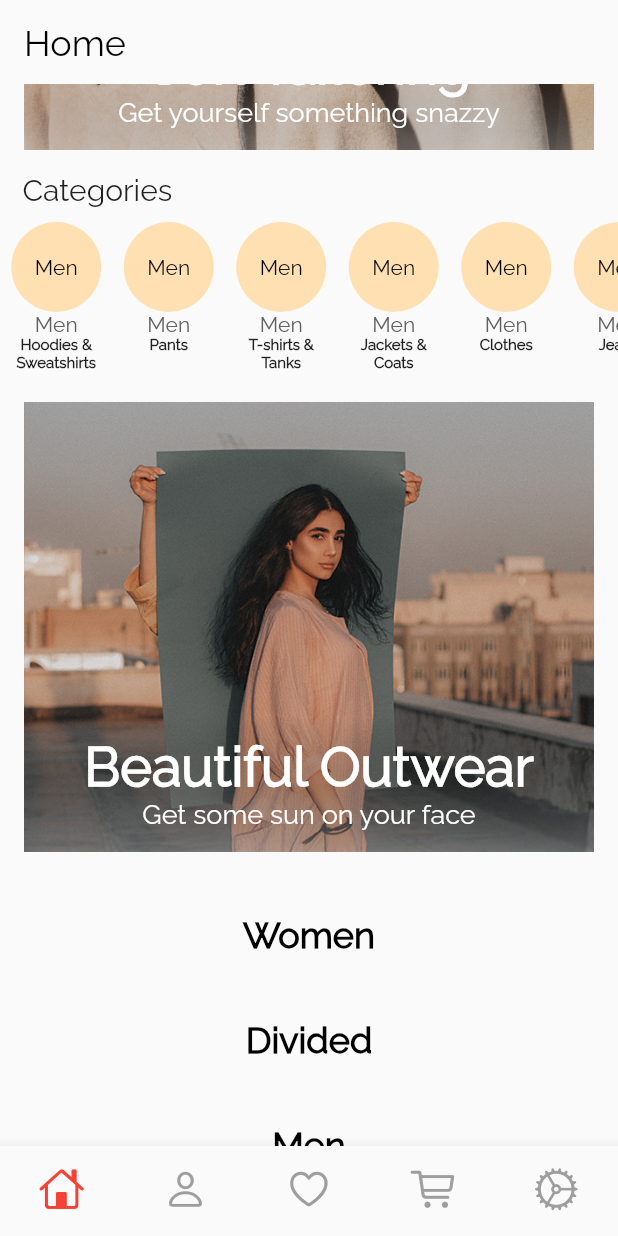
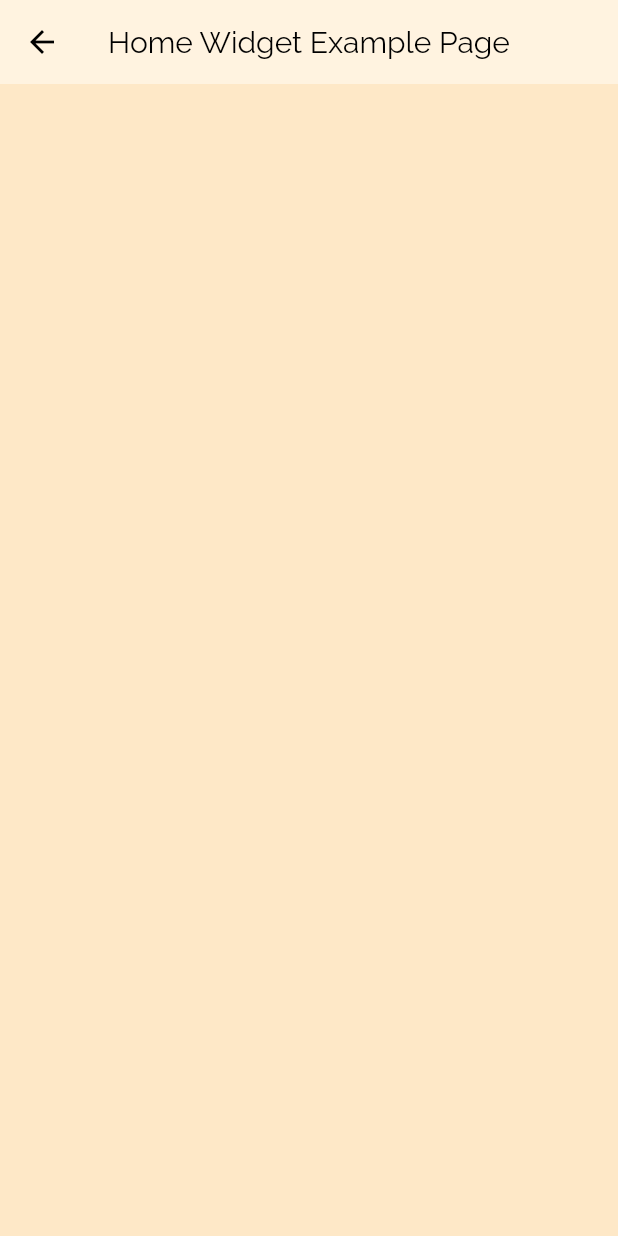
Before and after one commit to xamata/flutter_GraphQL_test, a Flutter app: the screen it shows after launch, scrolled down 576 dp, after a tap on "Soft Tailoring", on a phone screen of 412 x 824 dp. Run offline on Flutter 3.47's test engine with Material 2 defaults, Android fonts, the phone set to English and light mode, and no system bars; our stand-ins replace email_validator, graphql_flutter.

Commit message:
Created mock navigator pages for the Home screen buttons

```diff
--- a/lib/home_page.dart
+++ b/lib/home_page.dart
@@ -47,7 +47,12 @@ class _HomePageState extends State<HomePage> {
       height: 300,
       color: Colors.transparent,
       child: ElevatedButton(
-        onPressed: () {},
+        onPressed: () {
+          Navigator.of(context).push(
+            MaterialPageRoute(
+                builder: (BuildContext context) => HomeWidgetExamplePage()),
+          );
+        },
         child: Stack(
           children: [
             const Image(
@@ -62,7 +67,7 @@ class _HomePageState extends State<HomePage> {
                 gradient: LinearGradient(
                   begin: Alignment.topCenter,
                   end: Alignment.bottomCenter,
-                  stops: [0.7, 1],
+                  stops: const [0.7, 1],
                   colors: [
                     Colors.transparent,
                     Colors.grey.withOpacity(0.5),
@@ -74,7 +79,7 @@ class _HomePageState extends State<HomePage> {
                 child: Column(
                   mainAxisAlignment: MainAxisAlignment.end,
                   crossAxisAlignment: CrossAxisAlignment.center,
-                  children: [
+                  children: const [
                     Text("Comfortably Styling",
                         style: TextStyle(
                             color: Colors.white,
@@ -103,7 +108,12 @@ class _HomePageState extends State<HomePage> {
       height: 300,
       color: Colors.transparent,
       child: ElevatedButton(
-        onPressed: () {},
+        onPressed: () {
+          Navigator.of(context).push(
+            MaterialPageRoute(
+                builder: (BuildContext context) => HomeWidgetExamplePage()),
+          );
+        },
         child: Stack(
           children: [
             Image(
@@ -118,7 +128,7 @@ class _HomePageState extends State<HomePage> {
                 gradient: LinearGradient(
                   begin: Alignment.topCenter,
                   end: Alignment.bottomCenter,
-                  stops: [0.7, 1],
+                  stops: const [0.7, 1],
                   colors: [
                     Colors.transparent,
                     Colors.grey.withOpacity(0.5),
@@ -130,7 +140,7 @@ class _HomePageState extends State<HomePage> {
                 child: Column(
                   mainAxisAlignment: MainAxisAlignment.end,
                   crossAxisAlignment: CrossAxisAlignment.center,
-                  children: [
+                  children: const [
                     Text("Soft Tailoring",
                         style: TextStyle(
                             color: Colors.white,
@@ -279,7 +289,13 @@ class _HomePageState extends State<HomePage> {
                   SizedBox(
                     height: 60,
                     child: ElevatedButton(
-                      onPressed: () {},
+                      onPressed: () {
+                        Navigator.of(context).push(
+                          MaterialPageRoute(
+                              builder: (BuildContext context) =>
+                                  MagazineExamplePage()),
+                        );
+                      },
                       child: const Text("Men"),
                     ),
                   ),
@@ -339,7 +355,13 @@ class _HomePageState extends State<HomePage> {
                   SizedBox(
                     height: 60,
                     child: ElevatedButton(
-                      onPressed: () {},
+                      onPressed: () {
+                        Navigator.of(context).push(
+                          MaterialPageRoute(
+                              builder: (BuildContext context) =>
+                                  MagazineExamplePage()),
+                        );
+                      },
                       child: const Text("Men"),
                     ),
                   ),
@@ -373,7 +395,12 @@ class _HomePageState extends State<HomePage> {
       height: 300,
       color: Colors.transparent,
       child: ElevatedButton(
-        onPressed: () {},
+        onPressed: () {
+          Navigator.of(context).push(
+            MaterialPageRoute(
+                builder: (BuildContext context) => HomeWidgetExamplePage()),
+          );
+        },
         child: Stack(
           children: [
             Image(
@@ -388,7 +415,7 @@ class _HomePageState extends State<HomePage> {
                 gradient: LinearGradient(
                   begin: Alignment.topCenter,
                   end: Alignment.bottomCenter,
-                  stops: [0.7, 1],
+                  stops: const [0.7, 1],
                   colors: [
                     Colors.transparent,
                     Colors.grey.withOpacity(0.5),
@@ -400,7 +427,7 @@ class _HomePageState extends State<HomePage> {
                 child: Column(
                   mainAxisAlignment: MainAxisAlignment.end,
                   crossAxisAlignment: CrossAxisAlignment.center,
-                  children: [
+                  children: const [
                     Text("Beautiful Outwear",
                         style: TextStyle(
                             color: Colors.white,
@@ -603,7 +630,12 @@ class _HomePageState extends State<HomePage> {
       height: 300,
       color: Colors.transparent,
       child: ElevatedButton(
-        onPressed: () {},
+        onPressed: () {
+          Navigator.of(context).push(
+            MaterialPageRoute(
+                builder: (BuildContext context) => HomeWidgetExamplePage()),
+          );
+        },
         child: Stack(
           children: [
             Image(
@@ -618,7 +650,7 @@ class _HomePageState extends State<HomePage> {
                 gradient: LinearGradient(
                   begin: Alignment.topCenter,
                   end: Alignment.bottomCenter,
-                  stops: [0.7, 1],
+                  stops: const [0.7, 1],
                   colors: [
                     Colors.transparent,
                     Colors.grey.withOpacity(0.6),
@@ -630,7 +662,7 @@ class _HomePageState extends State<HomePage> {
                 child: Column(
                   mainAxisAlignment: MainAxisAlignment.end,
                   crossAxisAlignment: CrossAxisAlignment.center,
-                  children: [
+                  children: const [
                     Text("Find your style",
                         style: TextStyle(
                             color: Colors.white,
@@ -659,7 +691,12 @@ class _HomePageState extends State<HomePage> {
       height: 300,
       color: Colors.transparent,
       child: ElevatedButton(
-        onPressed: () {},
+        onPressed: () {
+          Navigator.of(context).push(
+            MaterialPageRoute(
+                builder: (BuildContext context) => HomeWidgetExamplePage()),
+          );
+        },
         child: Stack(
           children: [
             Image(
@@ -674,7 +711,7 @@ class _HomePageState extends State<HomePage> {
                 gradient: LinearGradient(
                   begin: Alignment.topCenter,
                   end: Alignment.bottomCenter,
-                  stops: [0.7, 1],
+                  stops: const [0.7, 1],
                   colors: [
                     Colors.transparent,
                     Colors.grey.withOpacity(0.5),
@@ -687,7 +724,7 @@ class _HomePageState extends State<HomePage> {
                   child: Column(
                     mainAxisAlignment: MainAxisAlignment.end,
                     crossAxisAlignment: CrossAxisAlignment.center,
-                    children: [
+                    children: const [
                       Text("Peace of Mind",
                           style: TextStyle(
                               color: Colors.white,
@@ -733,7 +770,7 @@ class _HomePageState extends State<HomePage> {
           ElevatedButton(
             onPressed: () {
               Navigator.of(context).push(MaterialPageRoute(
-                  builder: (context) => const MagzineExamplePage()));
+                  builder: (context) => const MagazineExamplePage()));
             },
             style: ElevatedButton.styleFrom(
               primary: Colors.transparent,
@@ -743,8 +780,8 @@ class _HomePageState extends State<HomePage> {
               elevation: 0,
             ),
             child: Stack(
-              children: [
-                const Image(
+              children: const [
+                Image(
                   width: 400,
                   height: 300,
                   image: AssetImage("images/home_page_mag_1.jpeg"),
@@ -758,7 +795,7 @@ class _HomePageState extends State<HomePage> {
           ElevatedButton(
             onPressed: () {
               Navigator.of(context).push(MaterialPageRoute(
-                  builder: (context) => const MagzineExamplePage()));
+                  builder: (context) => const MagazineExamplePage()));
             },
             style: ElevatedButton.styleFrom(
               primary: Colors.transparent,
@@ -781,7 +818,7 @@ class _HomePageState extends State<HomePage> {
           ElevatedButton(
             onPressed: () {
               Navigator.of(context).push(MaterialPageRoute(
-                  builder: (context) => const MagzineExamplePage()));
+                  builder: (context) => const MagazineExamplePage()));
             },
             style: ElevatedButton.styleFrom(
               primary: Colors.transparent,
@@ -807,13 +844,44 @@ class _HomePageState extends State<HomePage> {
   }
 }
 
-class MagzineExamplePage extends StatelessWidget {
-  const MagzineExamplePage({Key? key}) : super(key: key);
+class MagazineExamplePage extends StatelessWidget {
+  const MagazineExamplePage({Key? key}) : super(key: key);
 
   @override
   Widget build(BuildContext context) {
     return Scaffold(
-      appBar: AppBar(title: Text("Magzine Example Page")),
+      appBar: AppBar(
+        backgroundColor: Colors.orange.shade50,
+        foregroundColor: Colors.black,
+        title: Text("Magazine Example Page"),
+        elevation: 0,
+      ),
+      body: Container(
+        height: double.infinity,
+        width: double.infinity,
+        color: Colors.orange.shade100.withOpacity(0.7),
+      ),
     );
   }
 }
+
+class HomeWidgetExamplePage extends StatelessWidget {
+  const HomeWidgetExamplePage({Key? key}) : super(key: key);
+
+  @override
+  Widget build(BuildContext context) {
+    return Scaffold(
+      appBar: AppBar(
+        backgroundColor: Colors.orange.shade50,
+        foregroundColor: Colors.black,
+        title: Text("Home Widget Example Page"),
+        elevation: 0,
+      ),
+      body: Container(
+        height: double.infinity,
+        width: double.infinity,
+        color: Colors.orange.shade100.withOpacity(0.7),
+      ),
+    );
+  }
+}
```
